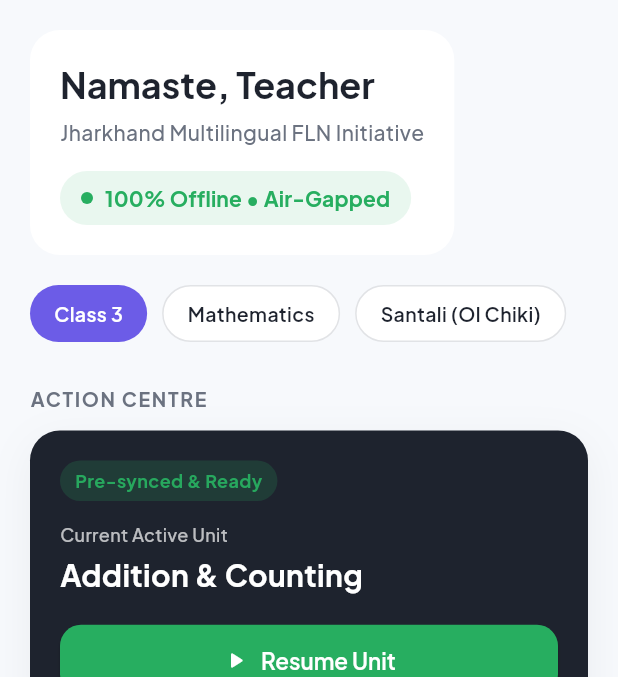
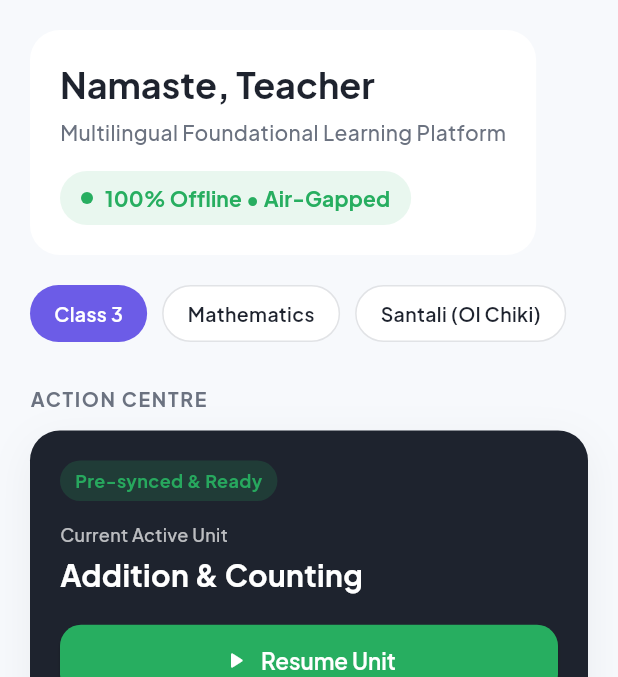
Before and after one commit to Muzammil757/anvaya_app, a Flutter app: the screen it shows after launch, on a phone screen of 412 x 824 dp, the part 66-743 px from its top. Run offline on Flutter 3.47's test engine with Material 3 defaults, Android fonts, the phone set to English and light mode, and no system bars; our stand-ins replace audioplayers, google_fonts, pdf, printing.

Commit message:
refactor: generalize regional titles for national multilingual scope
Co-Authored-By: Claude Sonnet 5 <noreply@anthropic.com>
Claude-Session: https://claude.ai/code/session_01YMzzte3kQWKVgcuXE9GK3a

```diff
--- a/assets/data/worksheet_content.json
+++ b/assets/data/worksheet_content.json
@@ -1,5 +1,5 @@
 {
-  "worksheet_title": "Jharkhand Primary FLN Practice Sheet",
+  "worksheet_title": "Primary FLN Practice Sheet",
   "class_level": "Class 3",
   "subject": "Mathematics",
   "lesson": "Addition up to 20",
--- a/lib/screens/home_dashboard.dart
+++ b/lib/screens/home_dashboard.dart
@@ -192,7 +192,7 @@ class _WelcomeCard extends StatelessWidget {
             ),
             const SizedBox(height: 6),
             Text(
-              'Jharkhand Multilingual FLN Initiative',
+              'Multilingual Foundational Learning Platform',
               style: Theme.of(context).textTheme.bodyMedium?.copyWith(
                     color: AppTheme.textSecondary,
                     fontWeight: FontWeight.w500,
```
